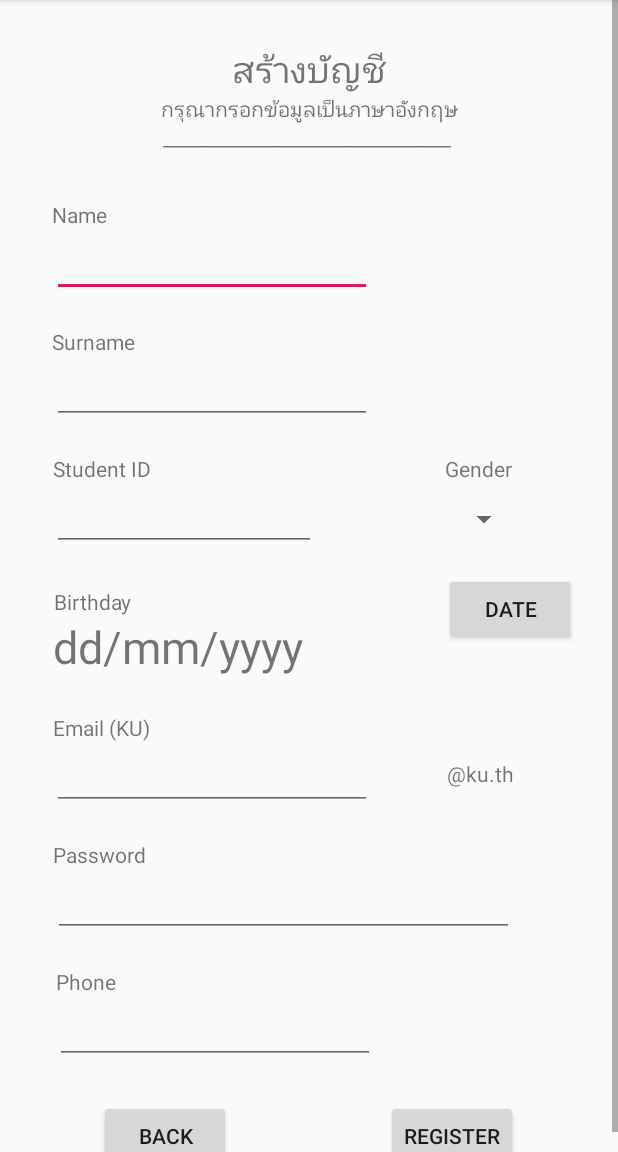
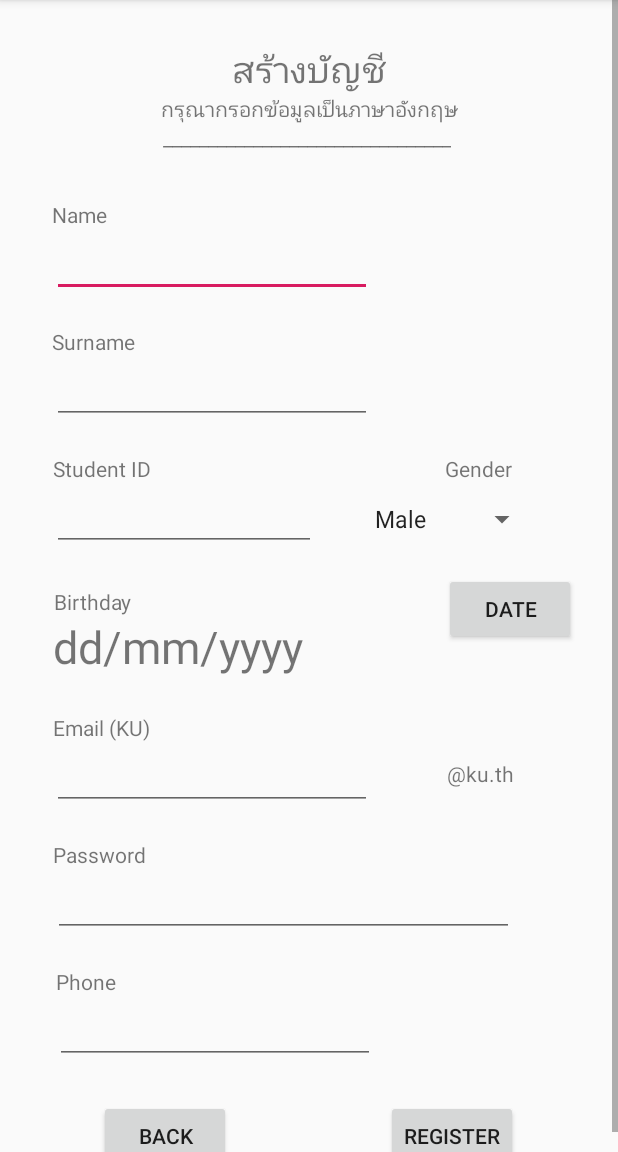
Before and after one commit to TaeNattaphong/DekCamp, an Android app: the RegisterActivity screen opened directly, with no data from a screen before it, on a phone screen of 412 x 824 dp, the part 84-1236 px from its top. Run offline under Robolectric (Android 15) with nearby library versions, the phone set to English and light mode, and no system bars.

Commit message:
register object

```diff
--- a/app/src/main/java/com/example/dekcamp/RegisterActivity.kt
+++ b/app/src/main/java/com/example/dekcamp/RegisterActivity.kt
@@ -5,17 +5,41 @@ import android.icu.util.Calendar
 import androidx.appcompat.app.AppCompatActivity
 import android.os.Bundle
 import android.view.View
+import android.widget.AdapterView
 import android.widget.ArrayAdapter
 import android.widget.Spinner
-import com.example.dekcamp.data.Gender
 import com.example.dekcamp.data.User
 import kotlinx.android.synthetic.main.activity_register.*
+import java.util.logging.Logger
 
 class RegisterActivity : AppCompatActivity() {
+
+    var generList = arrayOf("Male", "Female")
+
 
     override fun onCreate(savedInstanceState: Bundle?) {
         super.onCreate(savedInstanceState)
         setContentView(R.layout.activity_register)
+
+        // Set the drop down view resource
+        // Finally, data bind the spinner object with dapter
+        val spinner = findViewById<Spinner>(R.id.genderSpinner)
+        val adapter = ArrayAdapter(this, android.R.layout.simple_spinner_item, generList)
+        adapter.setDropDownViewResource(android.R.layout.simple_dropdown_item_1line)
+        spinner.adapter = adapter
+
+        // Set an on item selected listener for spinner object
+        spinner.onItemSelectedListener = object : AdapterView.OnItemSelectedListener {
+            override fun onItemSelected(
+                parent: AdapterView<*>,
+                view: View,
+                position: Int,
+                id: Long
+            ) {
+            }
+
+            override fun onNothingSelected(parent: AdapterView<*>) {}
+        }
 
 
         val c = Calendar.getInstance()
@@ -32,6 +56,8 @@ class RegisterActivity : AppCompatActivity() {
 
     }
 
+
+
     fun onClickedBack(view: View) {
         finish()
     }
@@ -40,14 +66,13 @@ class RegisterActivity : AppCompatActivity() {
         val fristname = firstnameEditText.text.toString()
         val lastname = lastnameEditText.text.toString()
         val student_id = studentIdEditText.text.toString()
-        //gender ยังไม่เสร็จ
         val gender = genderSpinner.getSelectedItem().toString()
         val brithday = dateTv.text.toString()
         val email = emailEditText.text.toString()
         val password = passwordEditText.text.toString()
         val phone = phoneEditText.text.toString()
         //object of candidate
-        val candidate = User(fristname, lastname, student_id, Gender.Male, brithday, email, password, phone)
+        val candidate = User(fristname, lastname, student_id, gender, brithday, email, password, phone)
         finish()
     }
 }
--- a/app/src/main/java/com/example/dekcamp/data/Gender.kt
+++ /dev/null
@@ -1,5 +0,0 @@
-package com.example.dekcamp.data
-
-enum class Gender {
-    Male, Female
-}
--- a/app/src/main/java/com/example/dekcamp/data/User.kt
+++ b/app/src/main/java/com/example/dekcamp/data/User.kt
@@ -4,7 +4,7 @@ data class User (
     var firstname: String = "",
     var lastname: String = "",
     var student_id: String = "",
-    var gender: Gender,
+    var gender: String = "",
     var birthday: String = "",
     var email: String = "",
     var password: String = "",
--- a/app/src/main/res/layout/activity_register.xml
+++ b/app/src/main/res/layout/activity_register.xml
@@ -115,7 +115,7 @@
                     android:layout_width="176dp"
                     android:layout_height="45dp"
                     android:ems="10"
-                    android:inputType="textPersonName"
+                    android:inputType="number"
                     app:layout_constraintEnd_toEndOf="parent"
                     app:layout_constraintHorizontal_bias="0.148"
                     app:layout_constraintStart_toStartOf="parent"
@@ -278,6 +278,7 @@
                     app:layout_constraintStart_toStartOf="parent"
                     app:layout_constraintTop_toBottomOf="@+id/phoneEditText" />
 
+
             </androidx.constraintlayout.widget.ConstraintLayout>
         </LinearLayout>
 </ScrollView>
```
